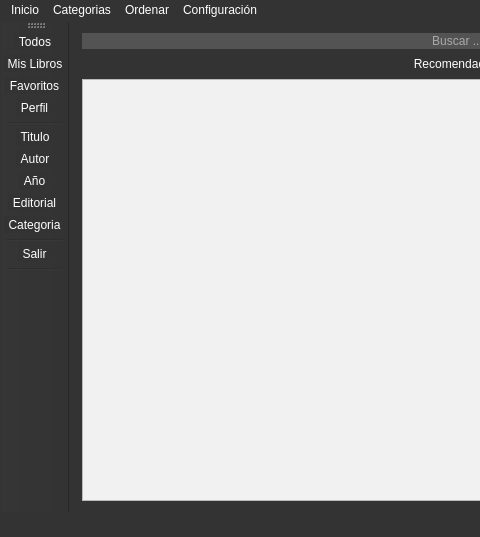
Qt form mainwindow.ui (FenixAlive/MiLibreria) before a commit; both pictures show x 0 to 480 and y 0 to 537 of the 845 by 537 pixel window.
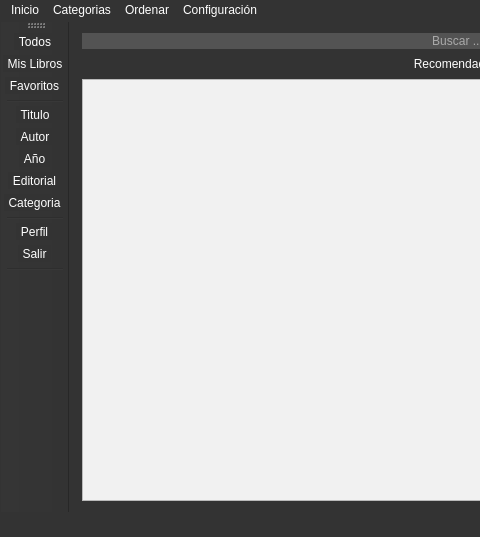
The same form after that commit. Icons and pictures are not drawn.

```diff
--- a/mainwindow.ui
+++ b/mainwindow.ui
@@ -371,7 +371,6 @@
    <addaction name="actionTodos"/>
    <addaction name="actionMis_Libros"/>
    <addaction name="actionFavoritos"/>
-   <addaction name="actionPerfil"/>
    <addaction name="separator"/>
    <addaction name="actionOrderTitulo"/>
    <addaction name="actionOrderAutor"/>
@@ -379,6 +378,7 @@
    <addaction name="actionOrderEditorial"/>
    <addaction name="actionOrderCategoria"/>
    <addaction name="separator"/>
+   <addaction name="actionPerfil"/>
    <addaction name="actionSalir"/>
    <addaction name="separator"/>
   </widget>
```
